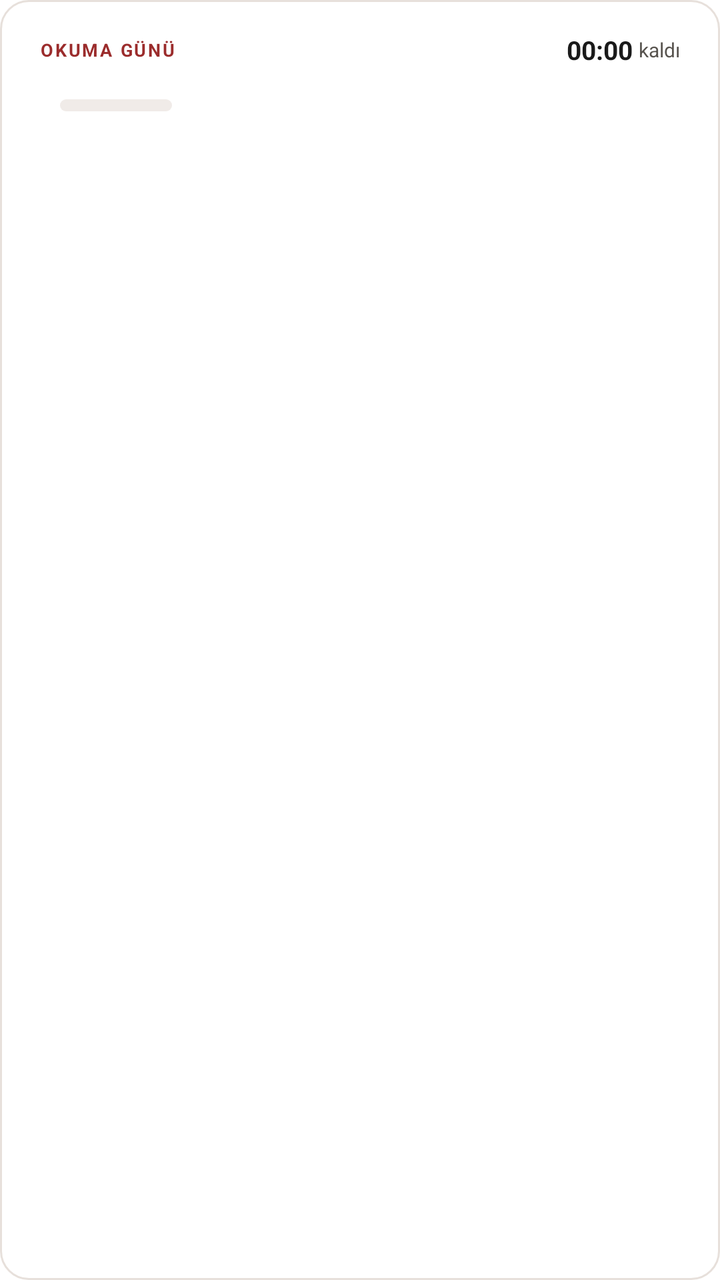
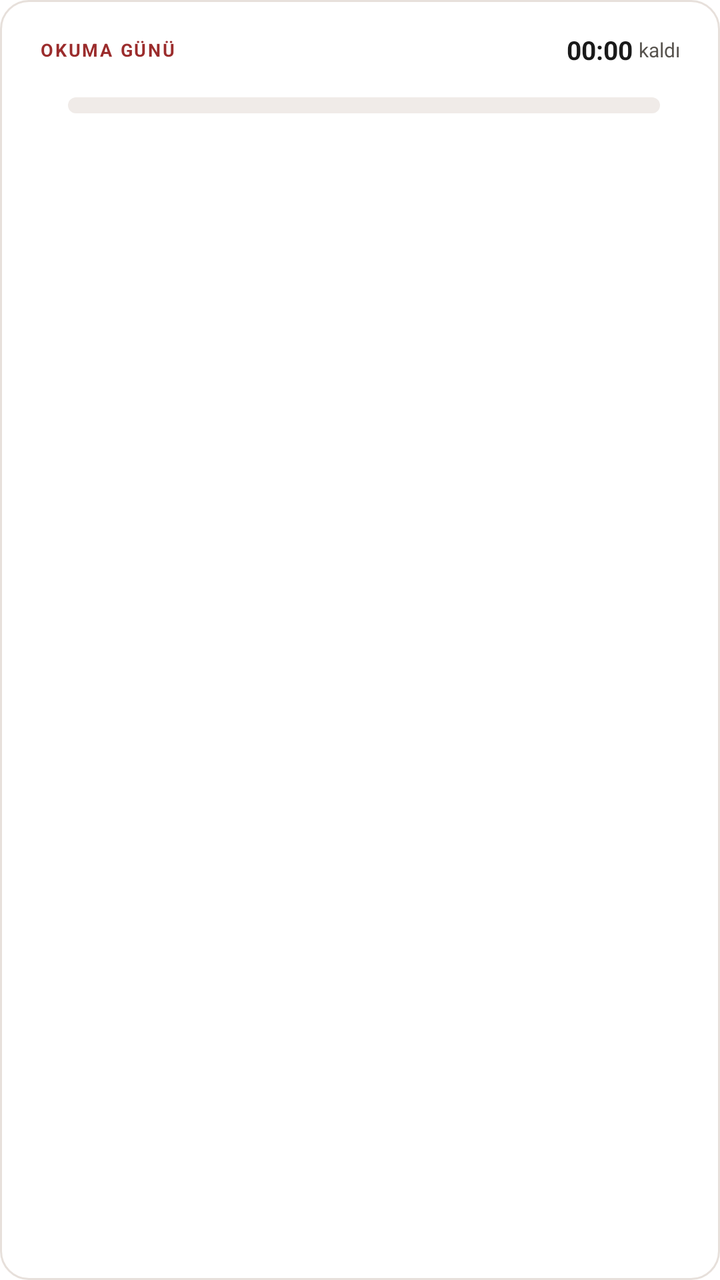

Two renders of the same Android screen: before a commit and after it. Below are the layout's source before the change and the commit's diff.
<!-- AndroidManifest.xml: fallback theme Theme.MaterialComponents.DayNight.NoActionBar -->
<!-- res/layout/okuma_day_card_big.xml -->
<?xml version="1.0" encoding="utf-8"?>
<LinearLayout xmlns:android="http://schemas.android.com/apk/res/android"
  android:layout_width="match_parent" android:layout_height="wrap_content"
  android:background="@drawable/okuma_card_bg" android:orientation="vertical"
  android:paddingLeft="20dp" android:paddingRight="20dp" android:paddingTop="16dp" android:paddingBottom="16dp">

  <LinearLayout android:layout_width="match_parent" android:layout_height="wrap_content" android:gravity="center_vertical" android:orientation="horizontal">
    <TextView android:layout_width="0dp" android:layout_height="wrap_content" android:layout_weight="1" android:text="OKUMA GÜNÜ"
      android:letterSpacing="0.1" android:textColor="@color/okuma_primary" android:textSize="9sp" android:textStyle="bold" />
    <Chronometer android:id="@+id/countdown" android:layout_width="wrap_content" android:layout_height="wrap_content"
      android:textColor="@color/okuma_fg" android:textSize="13sp" android:textStyle="bold" />
    <TextView android:layout_width="wrap_content" android:layout_height="wrap_content" android:layout_marginLeft="3dp" android:text="kaldı"
      android:textColor="@color/okuma_muted" android:textSize="10sp" />
  </LinearLayout>

  <LinearLayout android:layout_width="match_parent" android:layout_height="wrap_content" android:layout_marginTop="8dp" android:gravity="center_vertical" android:orientation="horizontal">
    <TextView android:id="@+id/title" android:layout_width="wrap_content" android:layout_height="wrap_content" android:maxWidth="210dp" android:fontFamily="serif"
      android:maxLines="1" android:ellipsize="end" android:textColor="@color/okuma_fg" android:textSize="16sp" android:textStyle="bold" />
    <FrameLayout android:layout_width="56dp" android:layout_height="6dp" android:layout_marginLeft="10dp">
      <ProgressBar android:id="@+id/progress" style="@android:style/Widget.ProgressBar.Horizontal" android:layout_width="match_parent"
        android:layout_height="match_parent" android:progressDrawable="@drawable/okuma_mini_progress" />
      <ProgressBar android:id="@+id/progress_kef" style="@android:style/Widget.ProgressBar.Horizontal" android:layout_width="match_parent"
        android:layout_height="match_parent" android:progressDrawable="@drawable/okuma_progress_kef" />
    </FrameLayout>
    <TextView android:id="@+id/count" android:layout_width="wrap_content" android:layout_height="wrap_content" android:layout_marginLeft="6dp"
      android:textColor="@color/okuma_muted" android:textSize="11sp" android:textStyle="bold" />
  </LinearLayout>

  <TextView android:id="@+id/subtitle" android:layout_width="match_parent" android:layout_height="wrap_content" android:layout_marginTop="5dp"
    android:maxLines="1" android:ellipsize="end" android:textColor="@color/okuma_muted" android:textSize="11sp" />

  <TextView android:id="@+id/kefaret_line" android:layout_width="match_parent" android:layout_height="wrap_content" android:layout_marginTop="8dp"
    android:maxLines="1" android:ellipsize="end" android:textColor="@color/okuma_kefaret" android:textSize="11sp" android:textStyle="bold" android:visibility="gone" />

  <LinearLayout android:id="@+id/books" android:layout_width="match_parent" android:layout_height="wrap_content" android:layout_marginTop="4dp" android:orientation="vertical" />
</LinearLayout>
<!-- resources referenced by this layout -->
<resources>
  <color name="okuma_fg">#1A1A1A</color>
  <color name="okuma_kefaret">#0D9488</color>
  <color name="okuma_muted">#57534E</color>
  <color name="okuma_primary">#9B2C2C</color>
  <!-- drawable okuma_card_bg (drawable) -->
  <shape xmlns:android="http://schemas.android.com/apk/res/android" android:shape="rectangle">
    <solid android:color="@color/okuma_card_bg" />
    <stroke android:width="1dp" android:color="@color/okuma_card_border" />
    <corners android:radius="14dp" />
  </shape>
  <!-- drawable okuma_mini_progress (drawable) -->
  <layer-list xmlns:android="http://schemas.android.com/apk/res/android">
    <item android:id="@android:id/background">
      <shape android:shape="rectangle">
        <solid android:color="@color/okuma_track" />
        <corners android:radius="3dp" />
      </shape>
    </item>
    <item android:id="@android:id/progress">
      <clip>
        <shape android:shape="rectangle">
          <solid android:color="@color/okuma_read" />
          <corners android:radius="3dp" />
        </shape>
      </clip>
    </item>
  </layer-list>
  <!-- drawable okuma_progress_kef (drawable) -->
  <layer-list xmlns:android="http://schemas.android.com/apk/res/android">
    <item android:id="@android:id/background">
      <shape android:shape="rectangle">
        <solid android:color="@android:color/transparent" />
      </shape>
    </item>
    <item android:id="@android:id/progress">
      <clip>
        <shape android:shape="rectangle">
          <solid android:color="@color/okuma_kefaret" />
          <corners android:radius="5dp" />
        </shape>
      </clip>
    </item>
  </layer-list>
  <color name="okuma_card_bg">#FFFFFF</color>
  <color name="okuma_card_border">#E7E0DB</color>
  <color name="okuma_track">#F0EBE8</color>
  <color name="okuma_read">#10B981</color>
</resources>

<!-- the commit's change to res/layout/okuma_day_card_big.xml (unified diff, before → after) -->
@@ -14,15 +14,20 @@
   </LinearLayout>
 
   <LinearLayout android:layout_width="match_parent" android:layout_height="wrap_content" android:layout_marginTop="8dp" android:gravity="center_vertical" android:orientation="horizontal">
-    <TextView android:id="@+id/title" android:layout_width="wrap_content" android:layout_height="wrap_content" android:maxWidth="210dp" android:fontFamily="serif"
+    <TextView android:id="@+id/title" android:layout_width="wrap_content" android:layout_height="wrap_content" android:maxWidth="190dp" android:fontFamily="serif"
       android:maxLines="1" android:ellipsize="end" android:textColor="@color/okuma_fg" android:textSize="16sp" android:textStyle="bold" />
-    <FrameLayout android:layout_width="56dp" android:layout_height="6dp" android:layout_marginLeft="10dp">
-      <ProgressBar android:id="@+id/progress" style="@android:style/Widget.ProgressBar.Horizontal" android:layout_width="match_parent"
-        android:layout_height="match_parent" android:progressDrawable="@drawable/okuma_mini_progress" />
-      <ProgressBar android:id="@+id/progress_kef" style="@android:style/Widget.ProgressBar.Horizontal" android:layout_width="match_parent"
-        android:layout_height="match_parent" android:progressDrawable="@drawable/okuma_progress_kef" />
+    
+    <FrameLayout android:layout_width="0dp" android:layout_height="8dp" android:layout_weight="1" android:layout_marginLeft="14dp" android:layout_marginRight="10dp">
+      <ProgressBar android:id="@+id/bar_none" style="@android:style/Widget.ProgressBar.Horizontal" android:layout_width="match_parent"
+        android:layout_height="match_parent" android:progressDrawable="@drawable/okuma_bar_none" />
+      <ProgressBar android:id="@+id/bar_min" style="@android:style/Widget.ProgressBar.Horizontal" android:layout_width="match_parent"
+        android:layout_height="match_parent" android:progressDrawable="@drawable/okuma_bar_min" />
+      <ProgressBar android:id="@+id/bar_read" style="@android:style/Widget.ProgressBar.Horizontal" android:layout_width="match_parent"
+        android:layout_height="match_parent" android:progressDrawable="@drawable/okuma_bar_read" />
+      <ProgressBar android:id="@+id/bar_kef" style="@android:style/Widget.ProgressBar.Horizontal" android:layout_width="match_parent"
+        android:layout_height="match_parent" android:progressDrawable="@drawable/okuma_bar_kef" />
     </FrameLayout>
-    <TextView android:id="@+id/count" android:layout_width="wrap_content" android:layout_height="wrap_content" android:layout_marginLeft="6dp"
+    <TextView android:id="@+id/count" android:layout_width="wrap_content" android:layout_height="wrap_content"
       android:textColor="@color/okuma_muted" android:textSize="11sp" android:textStyle="bold" />
   </LinearLayout>
 
<!-- resource entries referenced after the edit -->
@@ -4,30 +4,8 @@
   <color name="okuma_kefaret">#0D9488</color>
   <color name="okuma_muted">#57534E</color>
   <color name="okuma_primary">#9B2C2C</color>
-  <!-- drawable okuma_card_bg (drawable) -->
-  <shape xmlns:android="http://schemas.android.com/apk/res/android" android:shape="rectangle">
-    <solid android:color="@color/okuma_card_bg" />
-    <stroke android:width="1dp" android:color="@color/okuma_card_border" />
-    <corners android:radius="14dp" />
-  </shape>
-  <!-- drawable okuma_mini_progress (drawable) -->
-  <layer-list xmlns:android="http://schemas.android.com/apk/res/android">
-    <item android:id="@android:id/background">
-      <shape android:shape="rectangle">
-        <solid android:color="@color/okuma_track" />
-        <corners android:radius="3dp" />
-      </shape>
-    </item>
-    <item android:id="@android:id/progress">
-      <clip>
-        <shape android:shape="rectangle">
-          <solid android:color="@color/okuma_read" />
-          <corners android:radius="3dp" />
-        </shape>
-      </clip>
-    </item>
-  </layer-list>
-  <!-- drawable okuma_progress_kef (drawable) -->
+  <!-- drawable okuma_bar_kef (drawable) -->
+  <?xml version="1.0" encoding="utf-8"?>
   <layer-list xmlns:android="http://schemas.android.com/apk/res/android">
     <item android:id="@android:id/background">
       <shape android:shape="rectangle">
@@ -38,14 +16,74 @@
       <clip>
         <shape android:shape="rectangle">
           <solid android:color="@color/okuma_kefaret" />
-          <corners android:radius="5dp" />
+          <corners android:radius="4dp" />
         </shape>
       </clip>
     </item>
   </layer-list>
+  <!-- drawable okuma_bar_min (drawable) -->
+  <?xml version="1.0" encoding="utf-8"?>
+  <layer-list xmlns:android="http://schemas.android.com/apk/res/android">
+    <item android:id="@android:id/background">
+      <shape android:shape="rectangle">
+        <solid android:color="@android:color/transparent" />
+      </shape>
+    </item>
+    <item android:id="@android:id/progress">
+      <clip>
+        <shape android:shape="rectangle">
+          <solid android:color="@color/okuma_min" />
+          <corners android:radius="4dp" />
+        </shape>
+      </clip>
+    </item>
+  </layer-list>
+  <!-- drawable okuma_bar_none (drawable) -->
+  <?xml version="1.0" encoding="utf-8"?>
+  <layer-list xmlns:android="http://schemas.android.com/apk/res/android">
+    <item android:id="@android:id/background">
+      <shape android:shape="rectangle">
+        <solid android:color="@color/okuma_track" />
+        <corners android:radius="4dp" />
+      </shape>
+    </item>
+    <item android:id="@android:id/progress">
+      <clip>
+        <shape android:shape="rectangle">
+          <solid android:color="@color/okuma_none" />
+          <corners android:radius="4dp" />
+        </shape>
+      </clip>
+    </item>
+  </layer-list>
+  <!-- drawable okuma_bar_read (drawable) -->
+  <?xml version="1.0" encoding="utf-8"?>
+  <layer-list xmlns:android="http://schemas.android.com/apk/res/android">
+    <item android:id="@android:id/background">
+      <shape android:shape="rectangle">
+        <solid android:color="@android:color/transparent" />
+      </shape>
+    </item>
+    <item android:id="@android:id/progress">
+      <clip>
+        <shape android:shape="rectangle">
+          <solid android:color="@color/okuma_read" />
+          <corners android:radius="4dp" />
+        </shape>
+      </clip>
+    </item>
+  </layer-list>
+  <!-- drawable okuma_card_bg (drawable) -->
+  <shape xmlns:android="http://schemas.android.com/apk/res/android" android:shape="rectangle">
+    <solid android:color="@color/okuma_card_bg" />
+    <stroke android:width="1dp" android:color="@color/okuma_card_border" />
+    <corners android:radius="14dp" />
+  </shape>
+  <color name="okuma_min">#F59E0B</color>
   <color name="okuma_card_bg">#FFFFFF</color>
   <color name="okuma_card_border">#E7E0DB</color>
   <color name="okuma_track">#F0EBE8</color>
+  <color name="okuma_none">#F43F5E</color>
   <color name="okuma_read">#10B981</color>
 </resources>
 
